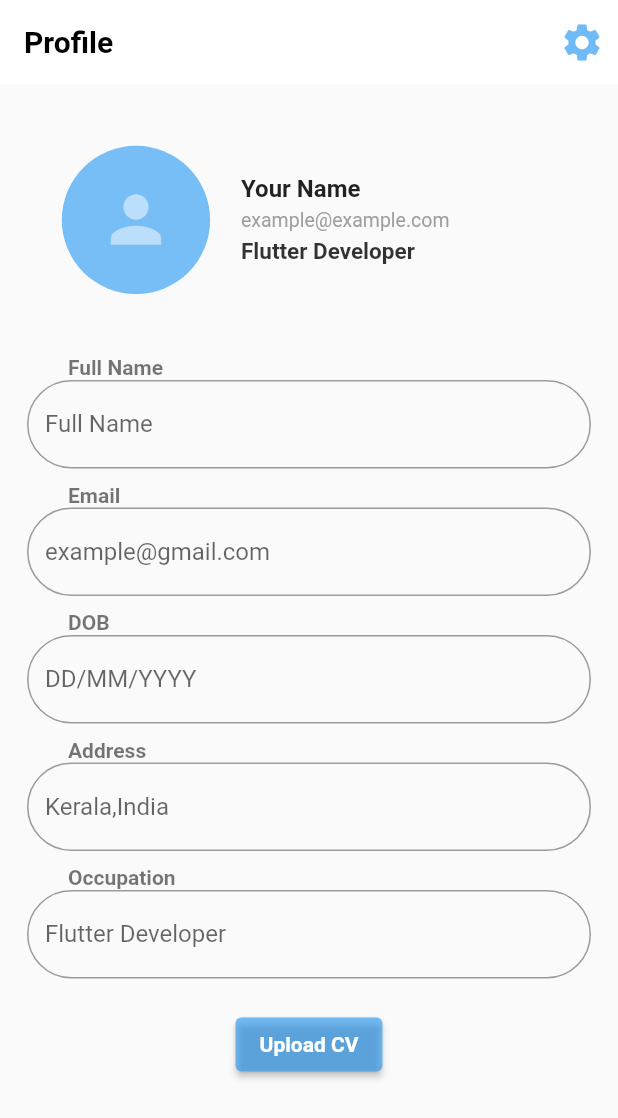
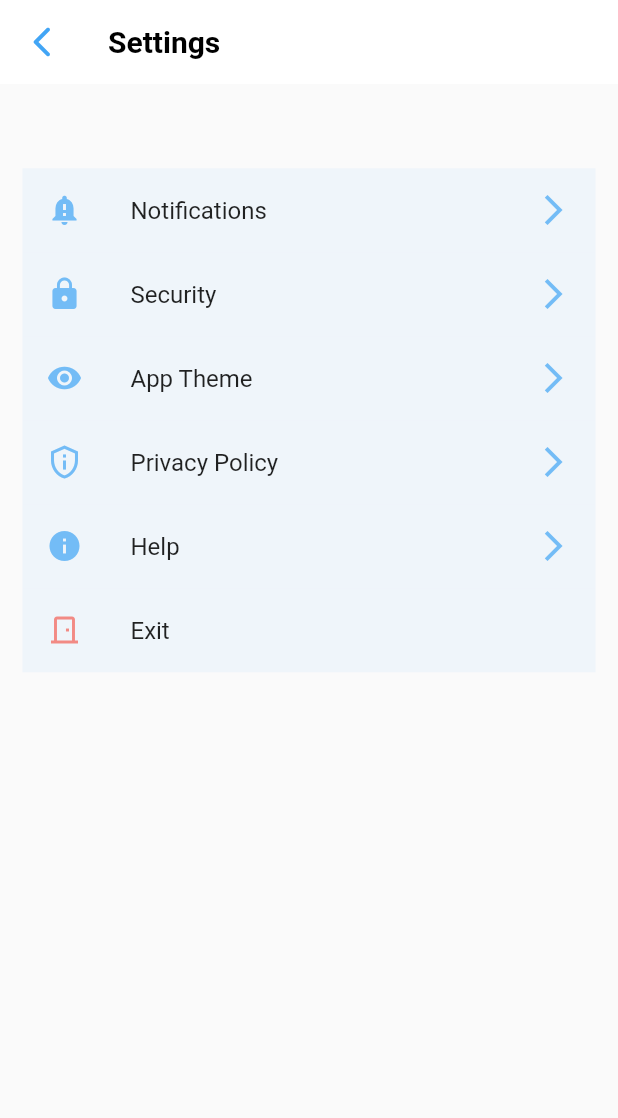
Before and after one commit to AdeenT/Job-portal-using-flutter, a Flutter app: the ProfileScreen screen opened directly, after a tap on the "settings" icon, on a phone screen of 412 x 824 dp. Shown: the top 1118 px of the screen. Run offline on Flutter 3.47's test engine with Material 2 defaults, Android fonts, the phone set to English and light mode, and no system bars; our stand-ins replace get, google_nav_bar; network calls fail.

Commit message:
settings page completed ui only

```diff
--- a/lib/login_and_signup/login_page.dart
+++ b/lib/login_and_signup/login_page.dart
@@ -3,12 +3,9 @@
 import 'package:flutter/material.dart';
 import 'package:flutter_application_1/login_and_signup/controllers/login_controller.dart';
 import 'package:flutter_application_1/login_and_signup/signup_page.dart';
-import 'package:flutter_application_1/screens/job_seeker_screens/navbar/view/navbar.dart';
 import 'package:flutter_application_1/screens/job_seeker_screens/create_profile_screen/view/create_profile_screen.dart';
-import 'package:flutter_application_1/screens/job_seeker_screens/saved_jobs_screen/view/saved_jobs_screen.dart';
 import 'package:get/get.dart';
 
-import '../screens/job_seeker_screens/profile_screen/view/profile_screen.dart';
 
 class LoginPage extends StatelessWidget {
   LoginPage({super.key});
--- a/lib/login_and_signup/signup_page.dart
+++ b/lib/login_and_signup/signup_page.dart
@@ -1,7 +1,6 @@
 // ignore_for_file: prefer_const_constructors, prefer_const_literals_to_create_immutables, unused_local_variable
 
 import 'package:flutter/material.dart';
-import 'package:flutter_application_1/screens/job_seeker_screens/create_profile_screen/view/create_profile_screen.dart';
 import 'package:flutter_application_1/screens/job_seeker_screens/profile_screen/view/profile_screen.dart';
 import 'package:get/get.dart';
 
--- a/lib/screens/job_seeker_screens/create_profile_screen/view/create_profile_screen.dart
+++ b/lib/screens/job_seeker_screens/create_profile_screen/view/create_profile_screen.dart
@@ -2,7 +2,6 @@
 
 import 'package:flutter/material.dart';
 import 'package:flutter_application_1/screens/job_seeker_screens/navbar/view/navbar.dart';
-import 'package:flutter_application_1/screens/job_seeker_screens/home_screen/view/home_screen.dart';
 import 'package:get/get.dart';
 
 class CreateProfile extends StatelessWidget {
--- a/lib/screens/job_seeker_screens/profile_screen/view/profile_screen.dart
+++ b/lib/screens/job_seeker_screens/profile_screen/view/profile_screen.dart
@@ -1,6 +1,7 @@
 // ignore_for_file: prefer_const_constructors, prefer_const_literals_to_create_immutables
 
 import 'package:flutter/material.dart';
+import 'package:flutter_application_1/screens/settings_screen/view/settings_screen.dart';
 import 'package:get/get.dart';
 
 class ProfileScreen extends StatelessWidget {
@@ -31,7 +32,7 @@ class ProfileScreen extends StatelessWidget {
               color: Colors.blue.withOpacity(0.65),
             ),
             onPressed: () {
-              // do somethin
+              Get.to(SettingsScreen());
             },
           )
         ],
--- /dev/null
+++ b/lib/screens/settings_screen/view/settings_screen.dart
@@ -0,0 +1,92 @@
+// ignore_for_file: prefer_const_constructors, prefer_const_literals_to_create_immutables
+
+import 'package:flutter/material.dart';
+import 'package:get/get.dart';
+
+class SettingsScreen extends StatelessWidget {
+  const SettingsScreen({super.key});
+
+  @override
+  Widget build(BuildContext context) {
+    final height = Get.size.height;
+    final width = Get.size.width;
+    return Scaffold(
+      appBar: AppBar(
+        title: Text(
+          "Settings",
+          style: TextStyle(
+            fontSize: 20,
+            fontWeight: FontWeight.w600,
+            color: Colors.black,
+          ),
+        ),
+        elevation: 0,
+        backgroundColor: Colors.white,
+        leading: IconButton(
+          onPressed: () {
+            Get.back();
+          },
+          icon: Icon(Icons.arrow_back_ios_new_rounded),
+          color: Colors.blue.shade400,
+        ),
+      ),
+      body: Padding(
+        padding: const EdgeInsets.all(15.0),
+        child: ListView(
+          children: [
+            SizedBox(
+              height: height * 0.05,
+            ),
+            ListTile(
+                leading: Icon(Icons.notification_important),
+                title: Text('Notifications'),
+                trailing: Icon(Icons.arrow_forward_ios),
+                tileColor: Colors.blue.withOpacity(0.05),
+                iconColor: Colors.blue.withOpacity(0.6),
+                onTap: () {}),
+
+            ListTile(
+              leading: const Icon(Icons.lock),
+              title: const Text('Security'),
+              trailing: Icon(Icons.arrow_forward_ios),
+              tileColor: Colors.blue.withOpacity(0.05),
+              iconColor: Colors.blue.withOpacity(0.6),
+              onTap: () {},
+            ),
+            ListTile(
+              leading: const Icon(Icons.remove_red_eye),
+              title: const Text('App Theme'),
+              trailing: Icon(Icons.arrow_forward_ios),
+              tileColor: Colors.blue.withOpacity(0.05),
+              iconColor: Colors.blue.withOpacity(0.6),
+              onTap: () {},
+            ),
+            ListTile(
+              leading: const Icon(Icons.privacy_tip_outlined),
+              title: const Text('Privacy Policy'),
+              trailing: Icon(Icons.arrow_forward_ios),
+              tileColor: Colors.blue.withOpacity(0.05),
+              iconColor: Colors.blue.withOpacity(0.6),
+              onTap: () => {},
+            ),
+            ListTile(
+              leading: const Icon(Icons.info),
+              title: const Text('Help'),
+              trailing: Icon(Icons.arrow_forward_ios),
+              tileColor: Colors.blue.withOpacity(0.05),
+              iconColor: Colors.blue.withOpacity(0.6),
+              onTap: () => {},
+            ),
+            ListTile(
+              leading: const Icon(Icons.door_front_door_outlined),
+              title: const Text('Exit'),
+              tileColor: Colors.blue.withOpacity(0.05),
+              iconColor: Colors.red.withOpacity(0.6),
+              onTap: () => {},
+            ),
+          ],
+        ),
+      ),
+    );
+  }
+}
```
